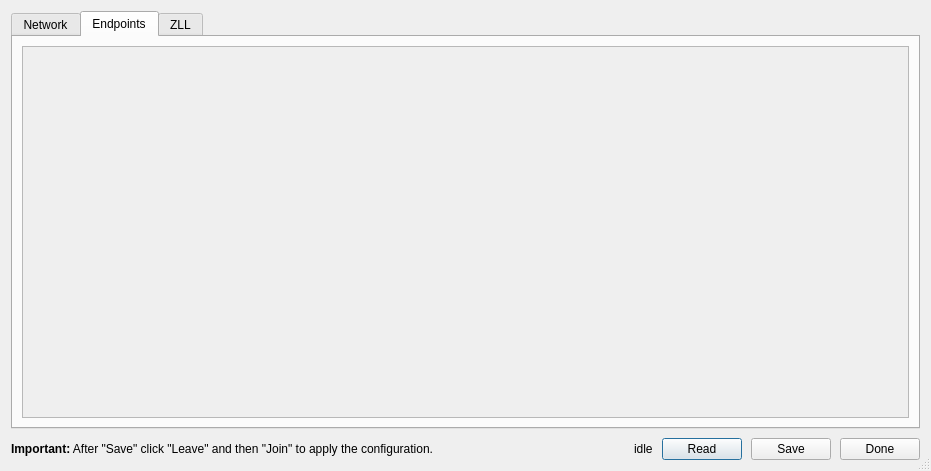
Old version of the form src/zm_netedit.ui in the repository dresden-elektronik/deconz.
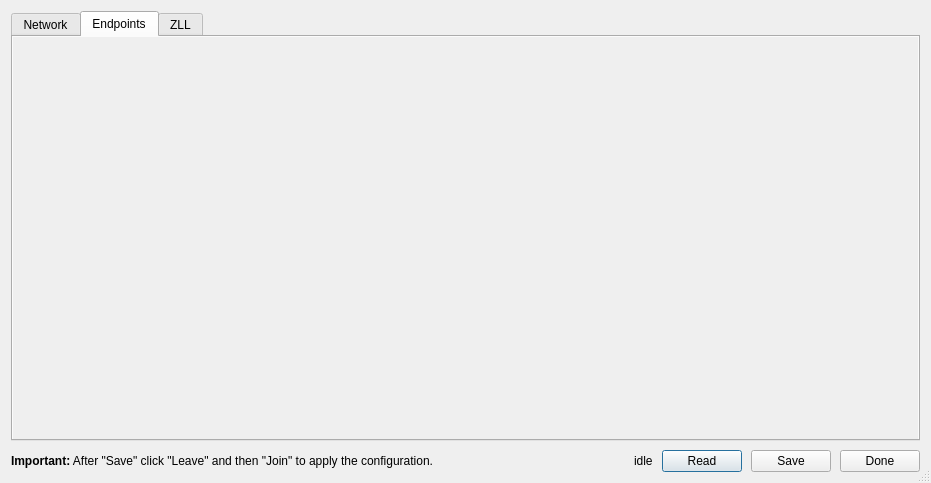
New version of the form. The open tabs and pages were chosen to show the change.

Patch:
```diff
--- a/src/zm_netedit.ui
+++ b/src/zm_netedit.ui
@@ -7,7 +7,7 @@
     <x>0</x>
     <y>0</y>
     <width>925</width>
-    <height>471</height>
+    <height>483</height>
    </rect>
   </property>
   <property name="sizePolicy">
@@ -34,9 +34,6 @@
    </property>
    <item>
     <widget class="QTabWidget" name="tabWidget">
-     <property name="enabled">
-      <bool>true</bool>
-     </property>
      <property name="sizePolicy">
       <sizepolicy hsizetype="Expanding" vsizetype="Expanding">
        <horstretch>0</horstretch>
@@ -52,9 +49,6 @@
      <property name="usesScrollButtons">
       <bool>true</bool>
      </property>
-     <property name="documentMode">
-      <bool>false</bool>
-     </property>
      <property name="tabsClosable">
       <bool>false</bool>
      </property>
@@ -912,15 +906,33 @@
       </layout>
      </widget>
      <widget class="QWidget" name="tabEndpoints">
-      <property name="enabled">
-       <bool>true</bool>
-      </property>
       <attribute name="title">
        <string>Endpoints</string>
       </attribute>
       <layout class="QVBoxLayout" name="verticalLayout_2">
+       <property name="leftMargin">
+        <number>0</number>
+       </property>
+       <property name="topMargin">
+        <number>0</number>
+       </property>
+       <property name="rightMargin">
+        <number>0</number>
+       </property>
+       <property name="bottomMargin">
+        <number>0</number>
+       </property>
        <item>
         <widget class="QScrollArea" name="scrollArea">
+         <property name="frameShape">
+          <enum>QFrame::NoFrame</enum>
+         </property>
+         <property name="frameShadow">
+          <enum>QFrame::Sunken</enum>
+         </property>
+         <property name="lineWidth">
+          <number>0</number>
+         </property>
          <property name="widgetResizable">
           <bool>true</bool>
          </property>
@@ -929,10 +941,13 @@
            <rect>
             <x>0</x>
             <y>0</y>
-            <width>869</width>
-            <height>357</height>
+            <width>903</width>
+            <height>396</height>
            </rect>
           </property>
+          <property name="autoFillBackground">
+           <bool>true</bool>
+          </property>
          </widget>
         </widget>
        </item>
```
Left out of the diff: 3 changed lines with no effect on the pictures.
